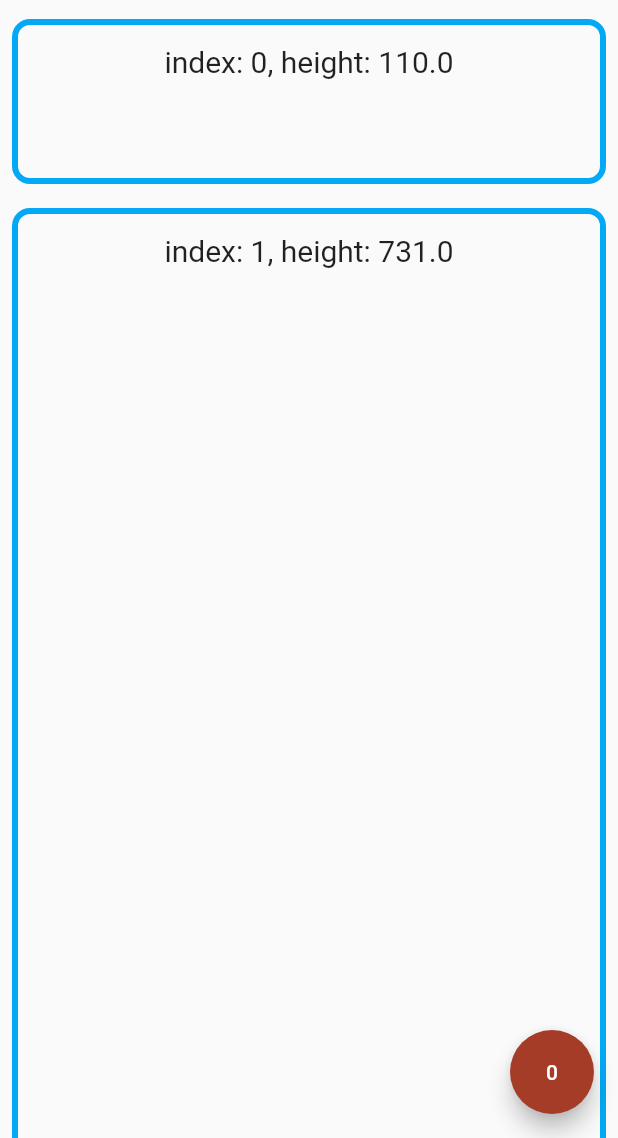
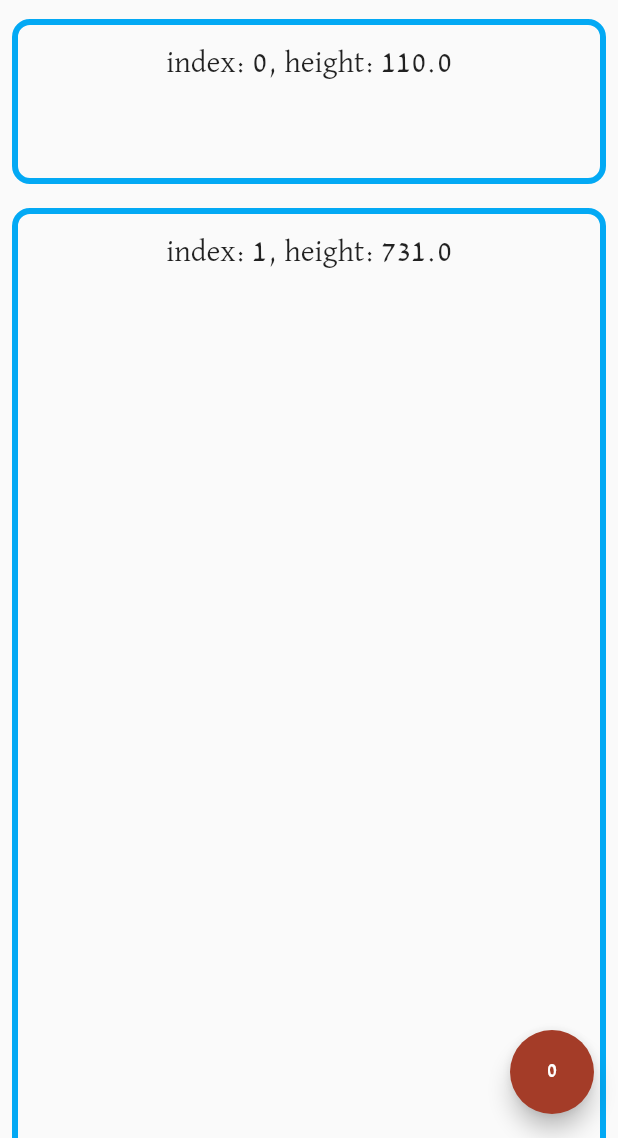
Before and after one commit to akovalyo/alexkovalyov.com-flutter, a Flutter app: the Example screen opened by its route, after a tap on "-1", on a phone screen of 412 x 824 dp, the part 98-1236 px from its top. Run offline on Flutter 3.47's test engine with Material 2 defaults, Android fonts, the phone set to English and light mode, and no system bars; drawn by our look-alikes of scroll_to_index; our stand-ins replace cloud_firestore, dynamic_theme, firebase_core, flutter_markdown; missing offline and left inert: hovering; accounts and stored records are empty.

Commit message:
correct PostBuilder widghet; update theme

```diff
--- a/lib/layout/image_placeholder.dart
+++ b/lib/layout/image_placeholder.dart
@@ -2,7 +2,7 @@ import 'package:flutter/material.dart';
 import 'package:flutter/foundation.dart';
 
 class FadeInImageAny extends StatelessWidget {
-  final ImageProvider image;
+  final String imagePath;
   final Widget placeholder;
   final Widget child;
   final Duration duration;
@@ -11,20 +11,26 @@ class FadeInImageAny extends StatelessWidget {
   final BoxFit fit;
 
   const FadeInImageAny({
-    @required this.image,
+    @required this.imagePath,
     @required this.placeholder,
     this.child,
     this.duration = const Duration(milliseconds: 500),
     this.width,
     this.height,
     this.fit,
-  })  : assert(image != null),
+  })  : assert(imagePath != null),
         assert(placeholder != null);
 
   @override
   Widget build(BuildContext context) {
+    ImageProvider _image;
+    if (imagePath.startsWith(RegExp(r'[http|https]'))) {
+      _image = NetworkImage(imagePath);
+    } else {
+      _image = AssetImage(imagePath);
+    }
     return Image(
-      image: image,
+      image: _image,
       width: width,
       height: height,
       fit: fit,
--- a/lib/models/posts_model.dart
+++ b/lib/models/posts_model.dart
@@ -46,7 +46,7 @@ class PostsModel with ChangeNotifier {
             width: _cardSize.width,
             child: Text(
               value['title'],
-              style: Theme.of(context).textTheme.headline1,
+              style: Theme.of(context).textTheme.headline4,
             ),
           ),
           Container(
--- a/lib/pages/home.dart
+++ b/lib/pages/home.dart
@@ -22,7 +22,7 @@ class HomePage extends StatelessWidget {
               width: _screenSize.width,
               height: _screenSize.height * 0.4,
               child: FadeInImageAny(
-                image: AssetImage('assets/images/main/main.jpg'),
+                imagePath: 'assets/images/main/main.jpg',
                 placeholder: SizedBox(
                   width: _screenSize.width,
                   height: _screenSize.height * 0.4,
--- a/lib/pages/home2.dart
+++ b/lib/pages/home2.dart
@@ -29,21 +29,21 @@ class HomePage2 extends StatelessWidget {
           height: 300,
           child: Text(
             'Hello3',
-            style: Theme.of(context).textTheme.headline1,
+            style: Theme.of(context).textTheme.headline4,
           ),
         ),
         SizedBox(
           height: 300,
           child: Text(
             'Hello',
-            style: Theme.of(context).textTheme.headline1,
+            style: Theme.of(context).textTheme.headline4,
           ),
         ),
         SizedBox(
           height: 300,
           child: Text(
             'Hello',
-            style: Theme.of(context).textTheme.headline1,
+            style: Theme.of(context).textTheme.headline4,
           ),
         ),
       ],
--- a/lib/pages/page404.dart
+++ b/lib/pages/page404.dart
@@ -13,7 +13,7 @@ class Page404 extends StatelessWidget {
         ),
         Expanded(
           child: Center(
-              child: Text('404', style: Theme.of(context).textTheme.headline1)),
+              child: Text('404', style: Theme.of(context).textTheme.headline4)),
         ),
       ],
     );
--- a/lib/pages/template.dart
+++ b/lib/pages/template.dart
@@ -19,7 +19,6 @@ class LayoutTemplate extends StatelessWidget {
   Widget build(BuildContext context) {
     var _screenSize = screenSize(context);
     var _scrollData = Provider.of<Scroll>(context, listen: false);
-    print("template");
     return Scaffold(
       backgroundColor: Theme.of(context).backgroundColor,
       extendBodyBehindAppBar: true,
--- a/lib/theme/colors.dart
+++ b/lib/theme/colors.dart
@@ -20,3 +20,4 @@ const akHeadlineL = Color(0xFF2E2E2E);
 const akHeadlineD = Color(0xFFBDB3B3);
 
 const cp2077 = Color(0xFFf3e500);
+const cpBlue = Color(0xFF70C4F4);
--- a/lib/widgets/ak_app_bar.dart
+++ b/lib/widgets/ak_app_bar.dart
@@ -22,7 +22,7 @@ class AkAppBar extends StatelessWidget {
         hoverColor: Color(0x00000000),
         onPressed: () => navKey.currentState.pushNamed(routeHome),
         child: FadeInImageAny(
-          image: AssetImage(mainImage),
+          imagePath: mainImage,
           placeholder: SizedBox(
             width: 40,
             height: 60,
--- a/lib/widgets/drawer.dart
+++ b/lib/widgets/drawer.dart
@@ -54,7 +54,7 @@ class AkDrawer extends StatelessWidget {
                   ),
                   Center(
                     child: FadeInImageAny(
-                      image: AssetImage(mainImage),
+                      imagePath: mainImage,
                       placeholder: SizedBox(
                         width: 80,
                         height: 80,
@@ -80,10 +80,11 @@ class AkDrawer extends StatelessWidget {
             Container(
               alignment: Alignment.center,
               padding: EdgeInsets.only(bottom: 10),
-              child: Text(
-                'Select Theme',
-                style: Theme.of(context).textTheme.headline2,
-              ),
+              child: Text('Select Theme',
+                  style: Theme.of(context)
+                      .textTheme
+                      .headline5
+                      .copyWith(color: Theme.of(context).secondaryHeaderColor)),
             ),
             Container(
               alignment: Alignment.center,
--- a/lib/widgets/overlay_menu.dart
+++ b/lib/widgets/overlay_menu.dart
@@ -69,7 +69,6 @@ class _OverlayMenuState extends State<OverlayMenu>
 
   findButton() {
     RenderBox renderBox = _key.currentContext.findRenderObject();
-    print(_buttonSize);
     _buttonSize = renderBox.size;
     _buttonPosition = renderBox.localToGlobal(Offset.zero);
   }
```
Also changed, not shown: assets/posts/2020-05-24-pytorch.json (deleted, +0 -49 lines), lib/pages/post.dart (+52 -18 lines), lib/theme/theme.dart (+54 -32 lines), pubspec.yaml (+10 -8 lines), assets/fonts/DavidLibre-Bold.ttf (renamed from google_fonts/DavidLibre-Bold.ttf), assets/fonts/DavidLibre-Medium.ttf (renamed from google_fonts/DavidLibre-Medium.ttf), assets/fonts/DavidLibre-Regular.ttf (renamed from google_fonts/DavidLibre-Regular.ttf), pubspec.lock.
